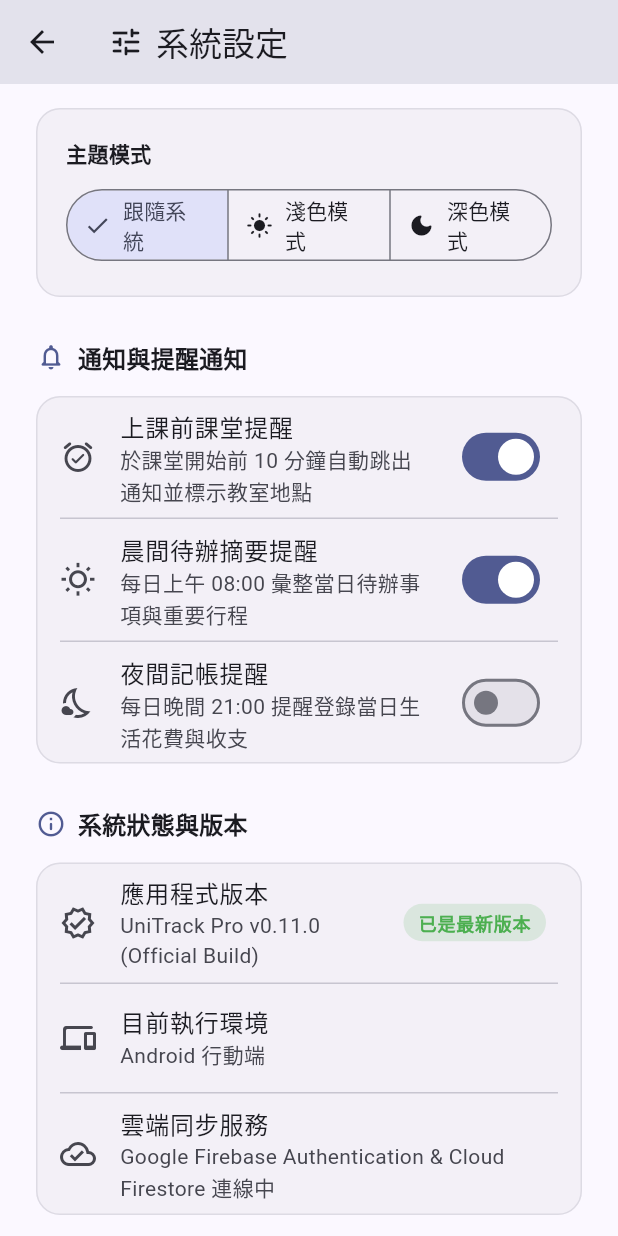
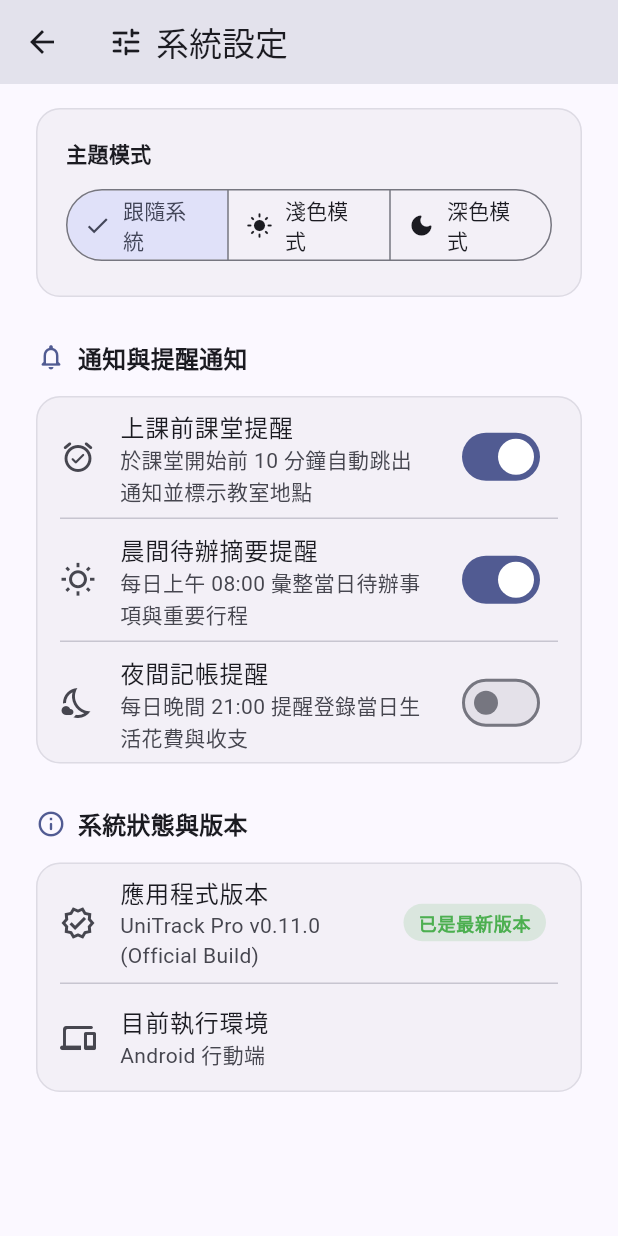
Before and after one commit to ZhaoHong04126/unitrack_app_2, a Flutter app: the SettingsScreen screen opened directly, scrolled down 261 dp, on a phone screen of 412 x 824 dp. Run offline on Flutter 3.47's test engine with Material 3 defaults, Android fonts, the phone set to English and light mode, and no system bars; our stand-ins replace cloud_firestore, firebase_auth, firebase_core, shared_preferences; accounts and stored records are empty; generated files the repository leaves out were written again.

Commit message:
v0.11.4 : refactor(settings): 移除雲端同步服務顯示項目

```diff
--- a/lib/screens/settings_screen.dart
+++ b/lib/screens/settings_screen.dart
@@ -496,12 +496,6 @@ class _SettingsScreenState extends State<SettingsScreen> {
             title: const Text('目前執行環境'),
             subtitle: Text(ResponsiveLayout.platformLabel(context)),
           ),
-          const Divider(height: 1, indent: 16, endIndent: 16),
-          ListTile(
-            leading: const Icon(Icons.cloud_done_outlined),
-            title: const Text('雲端同步服務'),
-            subtitle: const Text('Google Firebase Authentication & Cloud Firestore 連線中'),
-          ),
         ],
       ),
     );
```
